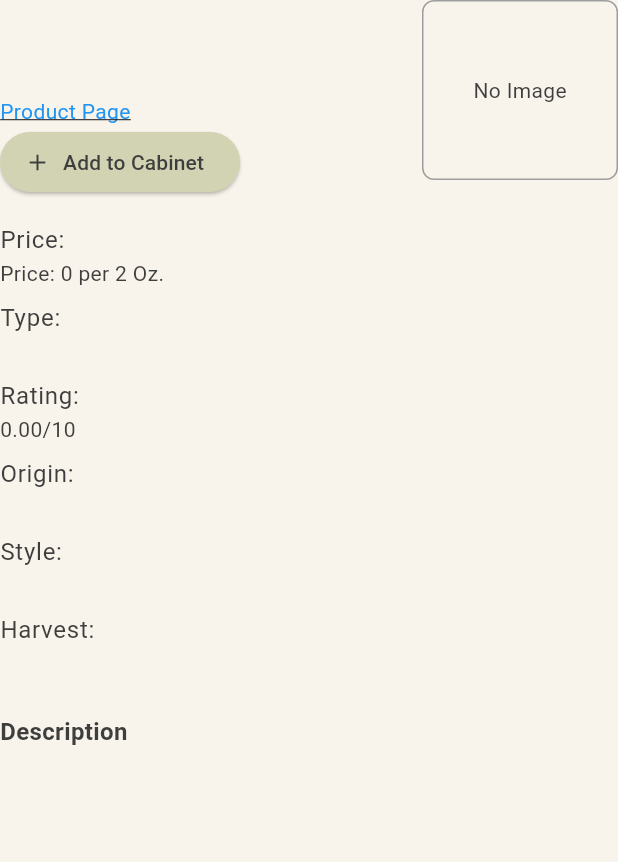
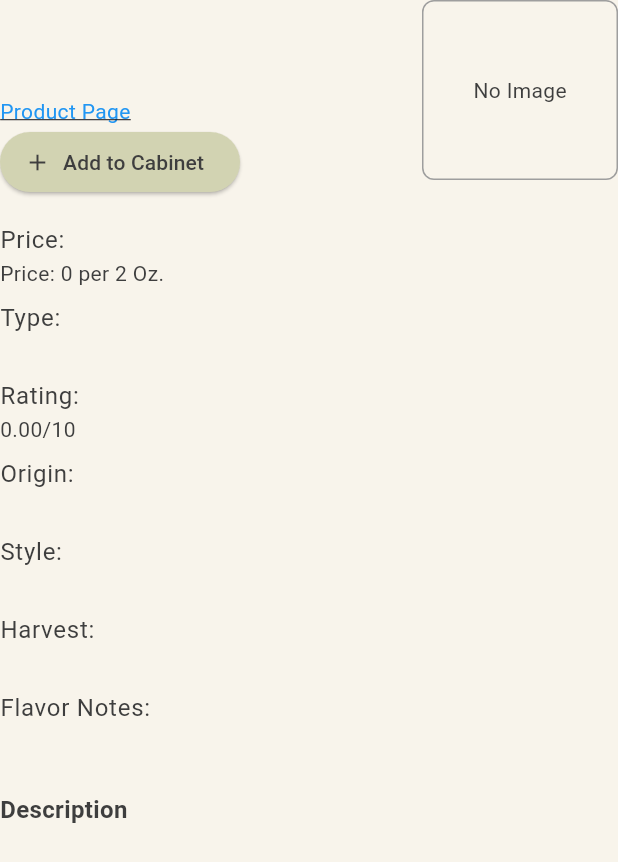
Before and after one commit to awroda596/capstone, a Flutter app: the TeaInfo widget shown alone on an empty page, opened directly with empty values, on a phone screen of 412 x 824 dp. Shown: the top 862 px of the screen. Run offline on Flutter 3.47's test engine with Material 3 defaults, Android fonts, the phone set to English and light mode, and no system bars; our stand-ins replace image_picker, shared_preferences, stop_watch_timer; accounts and stored records are empty; network calls fail; Roboto replaces fonts that are missing (Georgia).

```diff
--- a/frontend/lib/pages/tea/details.dart
+++ b/frontend/lib/pages/tea/details.dart
@@ -187,6 +187,14 @@ class TeaInfo extends StatelessWidget {
                         ),
                         Text(tea['harvest']),
                       ],
+                      if (tea['flavorNotes'] != null) ...[
+                        const SizedBox(height: 8),
+                        Text(
+                          'Flavor Notes:',
+                          style: Theme.of(context).textTheme.bodyLarge,
+                        ),
+                        Text(tea['flavorNotes']),
+                      ],
                     ],
                   ),
                 ],
--- a/frontend/lib/pages/tea/search.dart
+++ b/frontend/lib/pages/tea/search.dart
@@ -361,7 +361,7 @@ class _FilterDialogState extends State<FilterDialog> {
             'type',
             'style',
             'description',
-            'flavor_notes',
+            'flavorNotes',
             'harvest',
             'origin',
           ].map(
```
